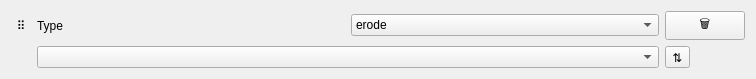
Loop3D/plugin_loopstructural, file loopstructural/gui/modelling/stratigraphic_column/unconformity.ui: the form before one commit.
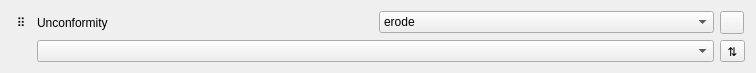
The form after the commit.

Patch:
```diff
--- a/loopstructural/gui/modelling/stratigraphic_column/unconformity.ui
+++ b/loopstructural/gui/modelling/stratigraphic_column/unconformity.ui
@@ -37,12 +37,12 @@
     </widget>
    </item>
    <item row="0" column="3">
-    <widget class="QPushButton" name="buttonDelete">
+    <widget class="QToolButton" name="buttonDelete">
      <property name="toolTip">
       <string>Delete this unit</string>
      </property>
      <property name="text">
-      <string>🗑️</string>
+      <string/>
      </property>
     </widget>
    </item>
@@ -71,7 +71,7 @@
    <item row="0" column="1">
     <widget class="QLabel" name="labelName">
      <property name="text">
-      <string>Type</string>
+      <string>Unconformity</string>
      </property>
     </widget>
    </item>
```
Left out of the diff: 2 changed lines with no effect on the pictures.
